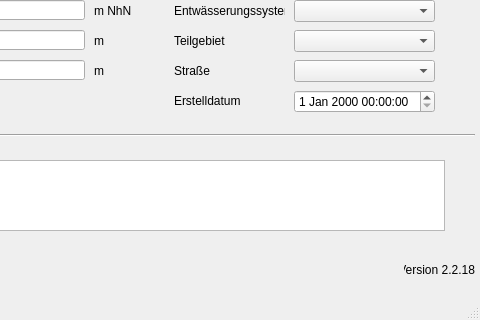
First picture: the form in qkan/database/templates/speicher.ui, repository hoettges/QKan, before the edit; both pictures show x 156 to 636 and y 100 to 420 of the 636 by 420 pixel window.
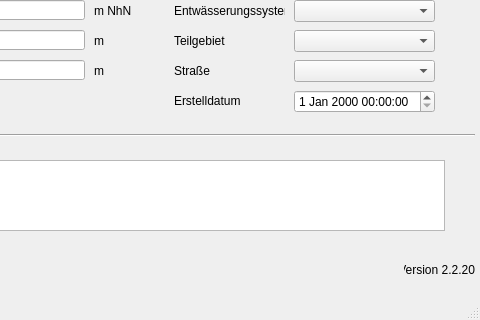
Second picture: the form after the edit. Custom widgets are drawn as their Qt base class.

```diff
--- a/qkan/database/templates/speicher.ui
+++ b/qkan/database/templates/speicher.ui
@@ -361,7 +361,7 @@
      <string>Version QKan Import</string>
     </property>
     <property name="text">
-     <string>Version 2.2.18</string>
+     <string>Version 2.2.20</string>
     </property>
     <property name="alignment">
      <set>Qt::AlignRight|Qt::AlignTrailing|Qt::AlignVCenter</set>
```
